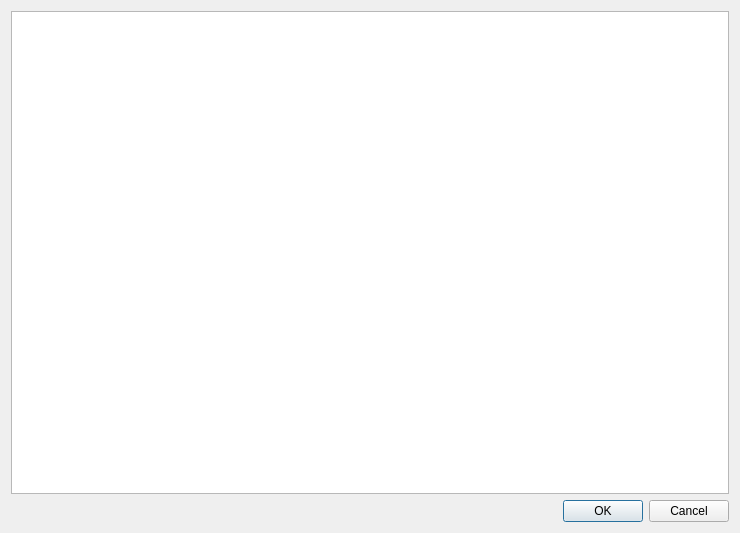
Above: GUI_UIs/ui_dialog_memo.ui from ccbogel/QualCoder before the change. Below: the same form after it.
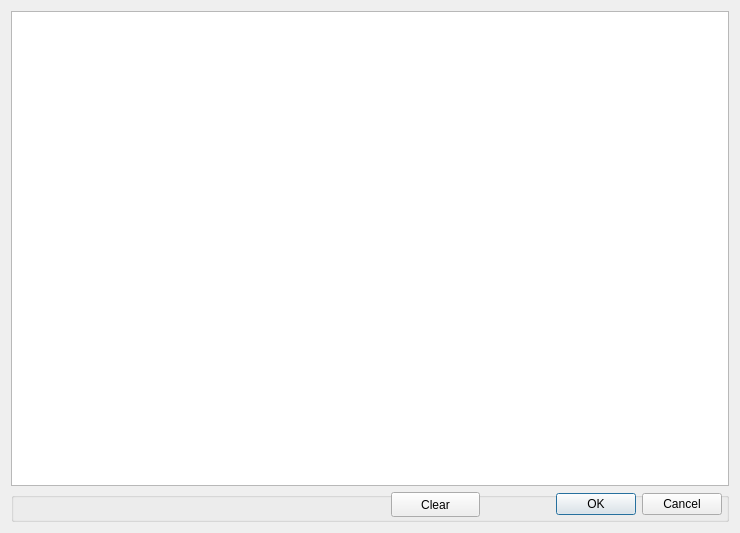
That is the form after the change.

Commit message: added clear button

```diff
--- a/GUI_UIs/ui_dialog_memo.ui
+++ b/GUI_UIs/ui_dialog_memo.ui
@@ -14,8 +14,35 @@
    <string>Memo</string>
   </property>
   <layout class="QGridLayout" name="gridLayout">
+   <item row="0" column="0">
+    <widget class="QTextEdit" name="textEdit"/>
+   </item>
    <item row="1" column="0">
+    <widget class="QGroupBox" name="groupBox">
+     <property name="minimumSize">
+      <size>
+       <width>0</width>
+       <height>30</height>
+      </size>
+     </property>
+     <property name="maximumSize">
+      <size>
+       <width>16777215</width>
+       <height>30</height>
+      </size>
+     </property>
+     <property name="title">
+      <string/>
+     </property>
     <widget class="QDialogButtonBox" name="buttonBox">
+      <property name="geometry">
+       <rect>
+        <x>490</x>
+        <y>0</y>
+        <width>221</width>
+        <height>25</height>
+       </rect>
+      </property>
      <property name="orientation">
       <enum>Qt::Horizontal</enum>
      </property>
@@ -23,9 +50,20 @@
       <set>QDialogButtonBox::Cancel|QDialogButtonBox::Ok</set>
      </property>
     </widget>
-   </item>
-   <item row="0" column="0">
-    <widget class="QTextEdit" name="textEdit"/>
+     <widget class="QPushButton" name="pushButton_clear">
+      <property name="geometry">
+       <rect>
+        <x>380</x>
+        <y>0</y>
+        <width>89</width>
+        <height>25</height>
+       </rect>
+      </property>
+      <property name="text">
+       <string>Clear</string>
+      </property>
+     </widget>
+    </widget>
    </item>
   </layout>
  </widget>
```
Lines whose indentation alone changed are shown as unchanged.
